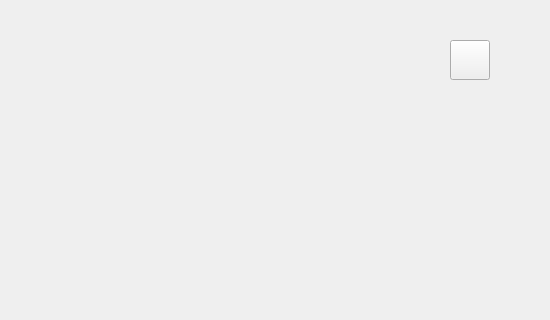
Old version of the form 학원 수업/HELLO_PYTHON/day08/my_tetris02.ui in the repository dododol/academe; both pictures show x 0 to 550 and y 0 to 320 of the 550 by 900 pixel window.
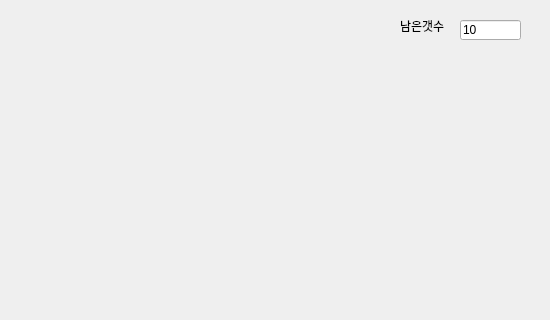
New version of the form. Icons and pictures are not drawn.

```diff
--- a/학원 수업/HELLO_PYTHON/day08/my_tetris02.ui
+++ b/학원 수업/HELLO_PYTHON/day08/my_tetris02.ui
@@ -30,24 +30,33 @@
      <pixmap>../../../Users/PC-15/Documents/카카오톡 받은 파일/KakaoTalk_20230904_142314931.png</pixmap>
     </property>
    </widget>
-   <widget class="QPushButton" name="pb">
+   <widget class="QLabel" name="lbl_2">
     <property name="geometry">
      <rect>
-      <x>450</x>
-      <y>40</y>
-      <width>40</width>
-      <height>40</height>
+      <x>400</x>
+      <y>20</y>
+      <width>56</width>
+      <height>12</height>
      </rect>
     </property>
-    <property name="icon">
-     <iconset>
-      <normaloff>../../../Users/PC-15/Documents/카카오톡 받은 파일/KakaoTalk_20230904_142314931.png</normaloff>../../../Users/PC-15/Documents/카카오톡 받은 파일/KakaoTalk_20230904_142314931.png</iconset>
+    <property name="text">
+     <string>남은갯수 </string>
     </property>
-    <property name="iconSize">
-     <size>
-      <width>40</width>
-      <height>40</height>
-     </size>
+   </widget>
+   <widget class="QLineEdit" name="le">
+    <property name="geometry">
+     <rect>
+      <x>460</x>
+      <y>20</y>
+      <width>61</width>
+      <height>20</height>
+     </rect>
+    </property>
+    <property name="text">
+     <string>10</string>
+    </property>
+    <property name="readOnly">
+     <bool>true</bool>
     </property>
    </widget>
   </widget>
```
